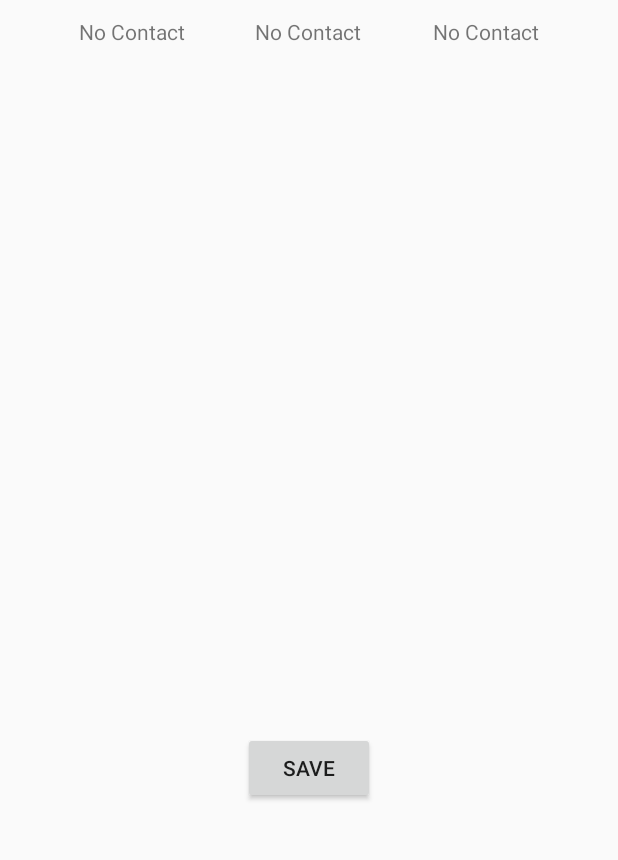
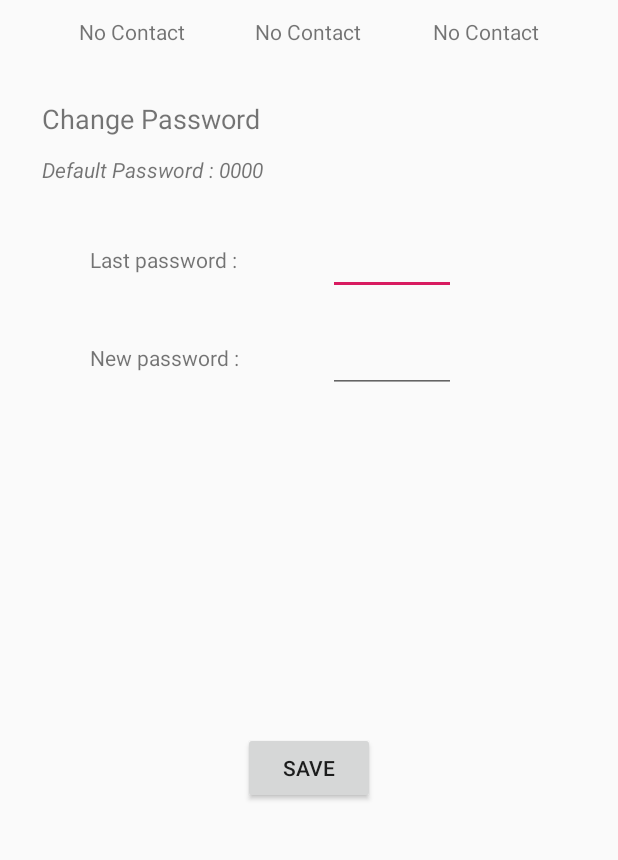
Before and after one commit to Quentin-Piot/safetrip, an Android app: the Settings screen opened directly, with no data from a screen before it, on a phone screen of 412 x 824 dp, the part 372-1232 px from its top. Run offline under Robolectric (Android 15) with nearby library versions, the light colour scheme and no system bars; network calls fail; Roboto replaces fonts that are not available here.

Commit message:
Add the possibility to change the password

```diff
--- a/app/src/main/java/com/team8/safetrip/AlertActivity.kt
+++ b/app/src/main/java/com/team8/safetrip/AlertActivity.kt
@@ -105,7 +105,9 @@ class AlertActivity : AppCompatActivity() {
     }
 
     private fun checkPassword() {
-        if (password.text == "0000") {
+        val data = Data().loadData()
+        val pass = data.password
+        if (password.text == pass) {
 
             ShakeService.mp.stop()
             this.finish()
@@ -113,7 +115,6 @@ class AlertActivity : AppCompatActivity() {
     }
 
     override fun onBackPressed() {
-        val text = "Hello toast!"
         val duration = Toast.LENGTH_SHORT
 
         val toast = Toast.makeText(applicationContext, "Please use your password", duration)
--- a/app/src/main/java/com/team8/safetrip/Data.kt
+++ b/app/src/main/java/com/team8/safetrip/Data.kt
@@ -10,11 +10,14 @@ class Data : Serializable {
     private val serialVersionUID = 20180617104400L
 
     var contactList: ArrayList<String> = arrayListOf("", "", "")
+    var password : String = "0000"
 
     init {
         try {
             contactList = loadData().contactList
-            println(contactList[0])
+            password = loadData().password
+            println(password)
+           // println(contactList[0])
         } catch (e: Exception) {
             println(e.message)
         }
--- a/app/src/main/res/layout/activity_settings.xml
+++ b/app/src/main/res/layout/activity_settings.xml
@@ -87,4 +87,70 @@
         app:layout_constraintStart_toStartOf="@+id/contact3"
         app:layout_constraintTop_toTopOf="@+id/nameContact1" />
 
+    <TextView
+        android:id="@+id/textView2"
+        android:layout_width="wrap_content"
+        android:layout_height="wrap_content"
+        android:layout_marginStart="28dp"
+        android:layout_marginLeft="28dp"
+        android:layout_marginTop="36dp"
+        android:text="Change Password"
+        android:textSize="18sp"
+        app:layout_constraintStart_toStartOf="parent"
+        app:layout_constraintTop_toBottomOf="@+id/nameContact1" />
+
+    <EditText
+        android:id="@+id/oldpassword"
+        android:layout_width="wrap_content"
+        android:layout_height="wrap_content"
+        android:layout_marginTop="60dp"
+        android:layout_marginEnd="108dp"
+        android:layout_marginRight="108dp"
+        android:ems="4"
+        android:inputType="numberPassword"
+        app:layout_constraintEnd_toEndOf="parent"
+        app:layout_constraintTop_toBottomOf="@+id/textView2" />
+
+    <EditText
+        android:id="@+id/newpassord"
+        android:layout_width="wrap_content"
+        android:layout_height="wrap_content"
+        android:layout_marginTop="20dp"
+        android:layout_marginEnd="108dp"
+        android:layout_marginRight="108dp"
+        android:ems="4"
+        android:inputType="numberPassword"
+        app:layout_constraintEnd_toEndOf="parent"
+        app:layout_constraintTop_toBottomOf="@+id/oldpassword" />
+
+    <TextView
+        android:id="@+id/textView3"
+        android:layout_width="wrap_content"
+        android:layout_height="wrap_content"
+        android:layout_marginStart="60dp"
+        android:layout_marginLeft="60dp"
+        android:layout_marginTop="12dp"
+        android:text="Last password :"
+        app:layout_constraintStart_toStartOf="parent"
+        app:layout_constraintTop_toTopOf="@+id/oldpassword" />
+
+    <TextView
+        android:id="@+id/textView5"
+        android:layout_width="wrap_content"
+        android:layout_height="wrap_content"
+        android:layout_marginTop="12dp"
+        android:text="New password :"
+        app:layout_constraintStart_toStartOf="@+id/textView3"
+        app:layout_constraintTop_toTopOf="@+id/newpassord" />
+
+    <TextView
+        android:id="@+id/textView6"
+        android:layout_width="wrap_content"
+        android:layout_height="wrap_content"
+        android:layout_marginTop="12dp"
+        android:text="Default Password : 0000"
+        android:textStyle="italic"
+        app:layout_constraintStart_toStartOf="@+id/textView2"
+        app:layout_constraintTop_toBottomOf="@+id/textView2" />
+
 </androidx.constraintlayout.widget.ConstraintLayout>
```
Also changed, not shown: app/src/main/java/com/team8/safetrip/Settings.kt (+58 -10 lines), app/src/main/res/layout/activity_main.xml (+0 -12 lines).
